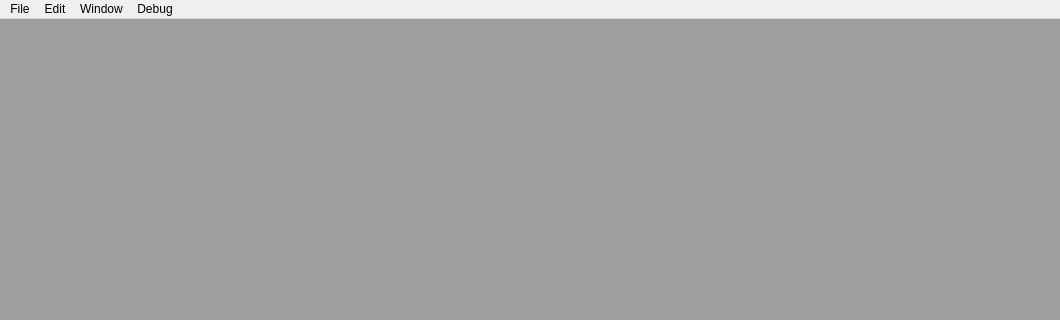
Above: native/src/DovahKit/ui/main_window.ui from DavidJCobb/DovahKit before the change; both pictures show x 0 to 1060 and y 0 to 320 of the 1060 by 793 pixel window. Below: the same form after it.
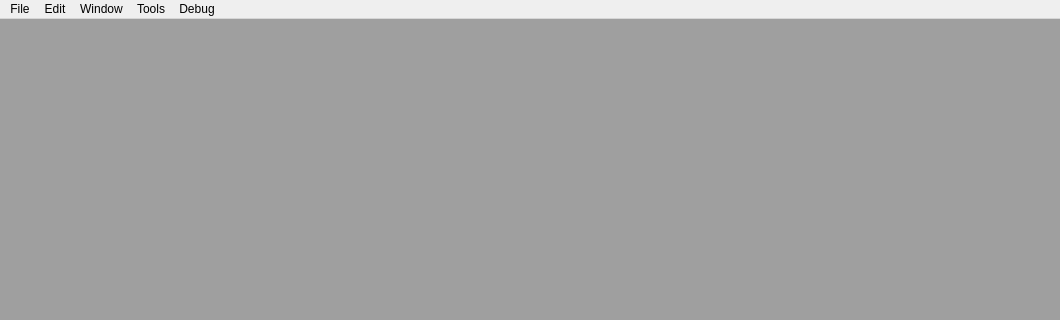
That is the form after the change.

What changed in the file:
```diff
--- a/native/src/DovahKit/ui/main_window.ui
+++ b/native/src/DovahKit/ui/main_window.ui
@@ -89,9 +89,16 @@
      <string>Window</string>
     </property>
    </widget>
+   <widget class="QMenu" name="menuTools">
+    <property name="title">
+     <string>Tools</string>
+    </property>
+    <addaction name="action3DViewInput"/>
+   </widget>
    <addaction name="menuFile"/>
    <addaction name="menuEdit"/>
    <addaction name="menuWindow"/>
+   <addaction name="menuTools"/>
    <addaction name="menuDebug"/>
   </widget>
   <widget class="QStatusBar" name="statusbar"/>
```
Left out of the diff: 5 changed lines with no effect on the pictures.
